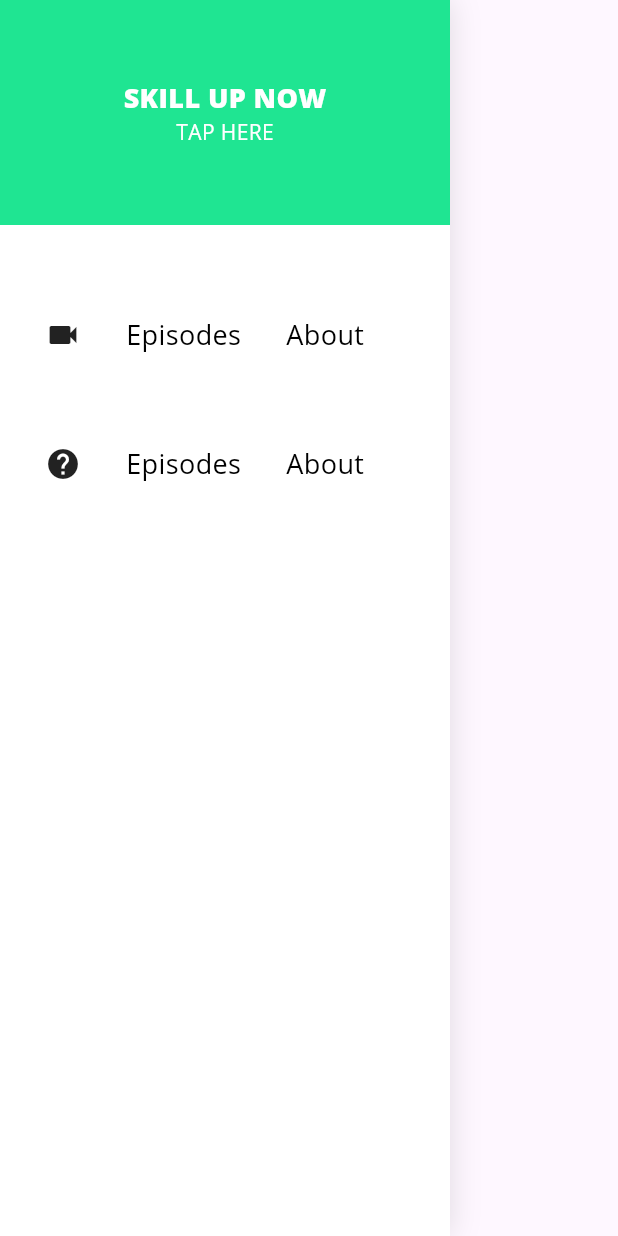
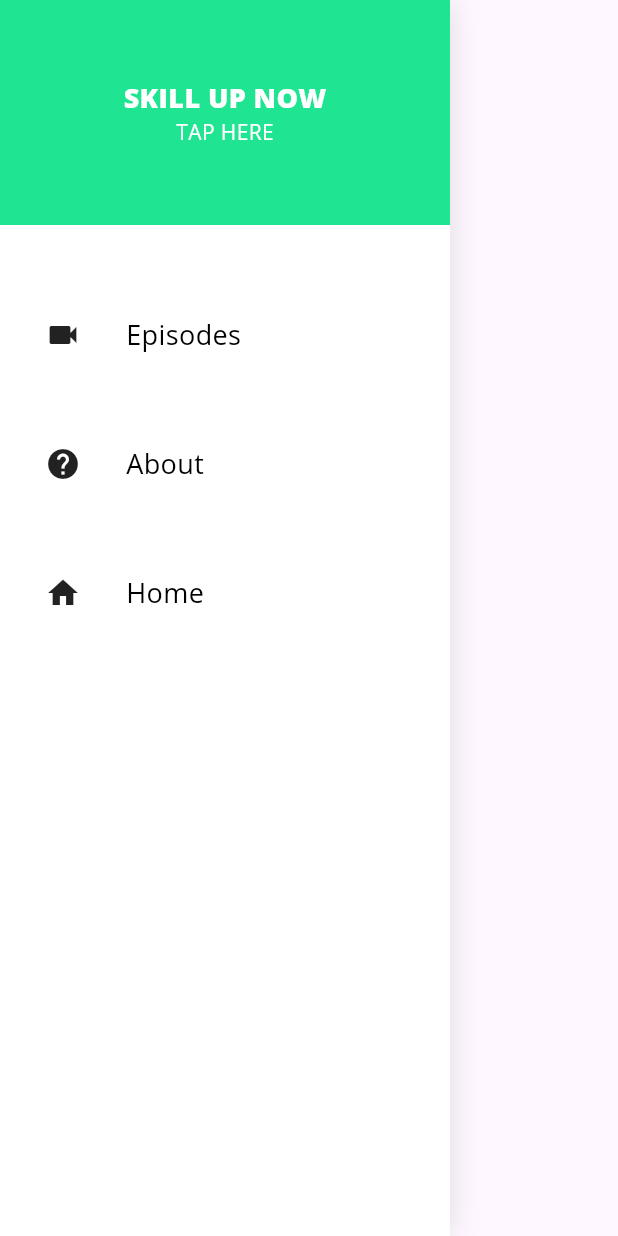
Before and after one commit to Sarathcholakkal/workouts_flutterweb_responsive, a Flutter app: the NavDrawer widget shown alone on an empty page, opened directly, on a phone screen of 412 x 824 dp. Run offline on Flutter 3.47's test engine with Material 3 defaults, Android fonts, the phone set to English and light mode, and no system bars; our stand-ins replace get_it, responsive_builder.

Commit message:
routing completed

```diff
--- a/lib/main.dart
+++ b/lib/main.dart
@@ -1,6 +1,7 @@
 import 'package:flutter/material.dart';
 import 'package:the_basics/locator/locator.dart';
 import 'package:the_basics/views/home/home_view.dart';
+import 'package:the_basics/views/layout_templates/layout_templates.dart';
 
 void main() {
   setupLocator();
@@ -19,7 +20,7 @@ class MyApp extends StatelessWidget {
         useMaterial3: true,
         textTheme: Theme.of(context).textTheme.apply(fontFamily: 'Open Sans'),
       ),
-      home: HomeView(),
+      home: LayoutTemplates(),
     );
   }
 }
--- a/lib/views/widgets/drawer/nav_drawer.dart
+++ b/lib/views/widgets/drawer/nav_drawer.dart
@@ -1,4 +1,5 @@
 import 'package:flutter/material.dart';
+import 'package:the_basics/locator/route/route_name.dart';
 import 'package:the_basics/views/widgets/drawer/nav_drawer_header.dart';
 import 'package:the_basics/views/widgets/drawer/nav_drawer_item.dart';
 
@@ -19,13 +20,13 @@ class NavDrawer extends StatelessWidget {
         children: [
           NavDrawerHeader(),
           NavDrawerItem(
-            title: 'Episodes',
-            icon: Icons.videocam,
-          ),
+              title: 'Episodes',
+              icon: Icons.videocam,
+              navigationPath: episodesRoute),
           NavDrawerItem(
-            title: 'About',
-            icon: Icons.help,
-          ),
+              title: 'About', icon: Icons.help, navigationPath: aboutRoute),
+          NavDrawerItem(
+              title: 'Home', icon: Icons.home, navigationPath: homeRoute)
         ],
       ),
     );
--- a/lib/views/widgets/drawer/nav_drawer_item.dart
+++ b/lib/views/widgets/drawer/nav_drawer_item.dart
@@ -5,8 +5,13 @@ import 'package:the_basics/views/widgets/nav_bar/nav_bar_item.dart';
 class NavDrawerItem extends StatelessWidget {
   final String title;
   final IconData icon;
+  final String navigationPath;
 
-  const NavDrawerItem({super.key, required this.title, required this.icon});
+  const NavDrawerItem(
+      {super.key,
+      required this.title,
+      required this.icon,
+      required this.navigationPath});
 
   @override
   Widget build(BuildContext context) {
@@ -16,11 +21,7 @@ class NavDrawerItem extends StatelessWidget {
         children: <Widget>[
           Icon(icon),
           SizedBox(width: 30),
-          NavBarItem(title: "Episodes", navigationPath: episodesRoute),
-          SizedBox(width: 30),
-          NavBarItem(title: "About", navigationPath: aboutRoute),
-          // SizedBox(width: 30),
-          // NavBarItem(title: "Home", navigationPath: homeRoute),
+          NavBarItem(title: title, navigationPath: navigationPath),
         ],
       ),
     );
--- a/lib/views/widgets/nav_bar/nav_bar_item.dart
+++ b/lib/views/widgets/nav_bar/nav_bar_item.dart
@@ -12,7 +12,7 @@ class NavBarItem extends StatelessWidget {
   @override
   Widget build(BuildContext context) {
     return GestureDetector(
-      onDoubleTap: () {
+      onTap: () {
         locator<NavigationService>().navigateTo(navigationPath);
       },
       child: Text(
--- a/lib/views/widgets/nav_bar/nav_bar_tablet_desktop.dart
+++ b/lib/views/widgets/nav_bar/nav_bar_tablet_desktop.dart
@@ -22,10 +22,10 @@ class NavBarTabletDesktop extends StatelessWidget {
                 width: 60,
               ),
               NavBarItem(title: "About", navigationPath: aboutRoute),
-              // SizedBox(
-              //   width: 60,
-              // ),
-              // NavBarItem(title: "Home", navigationPath: homeRoute),
+              SizedBox(
+                width: 60,
+              ),
+              NavBarItem(title: "Home", navigationPath: homeRoute),
             ],
           )
         ],
```
